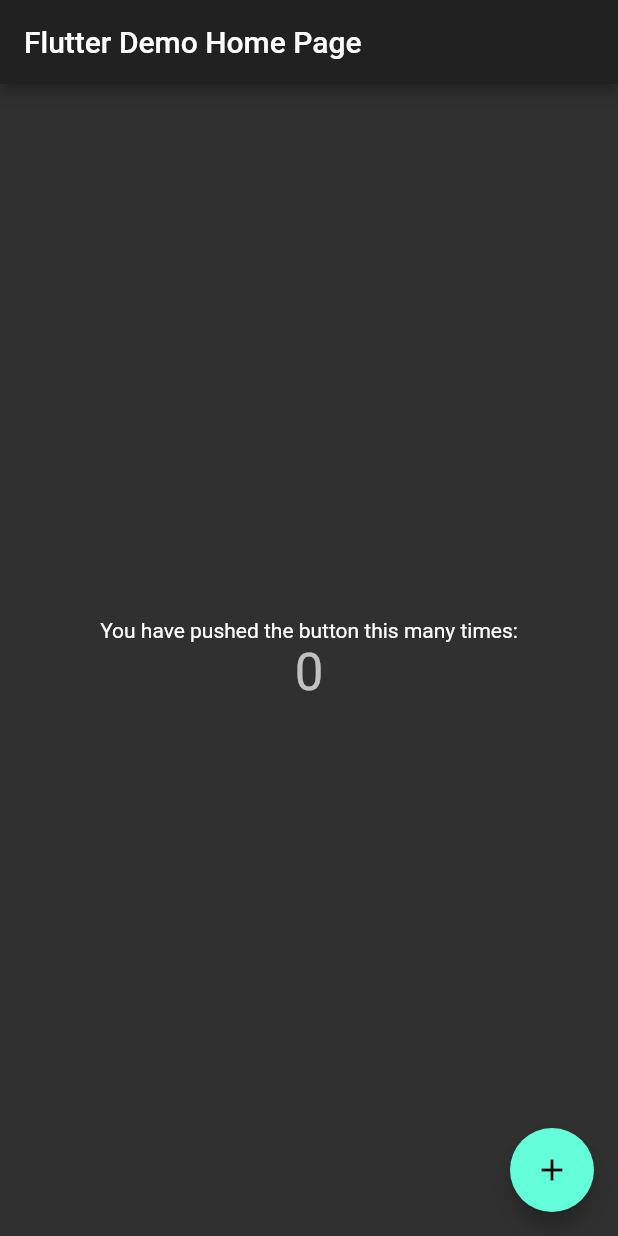
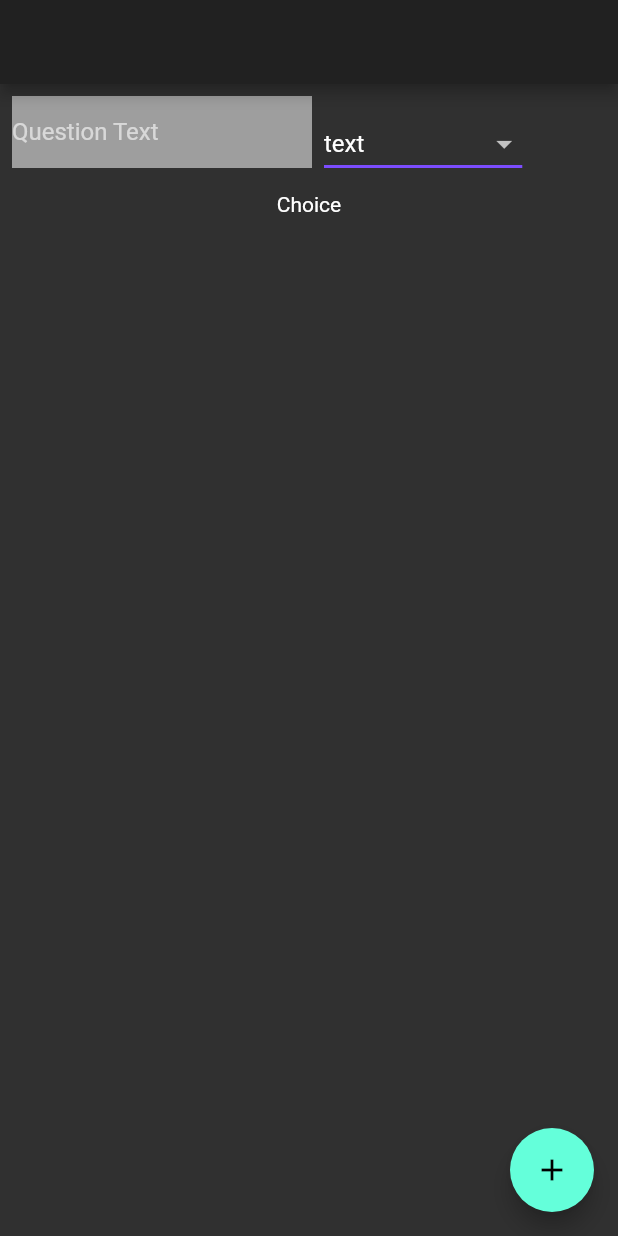
Before and after one commit to aaronp/forms, a Flutter app: the screen it shows after launch, on a phone screen of 412 x 824 dp. Run offline on Flutter 3.47's test engine with Material 2 defaults, Android fonts, the phone set to English and light mode, and no system bars.

Commit message:
making forms

```diff
--- /dev/null
+++ b/lib/EditFormWidget.dart
@@ -0,0 +1,75 @@
+import 'package:flutter/material.dart';
+
+import 'EditQuestionWidget.dart';
+import 'model.dart';
+
+class EditFormWidget extends StatefulWidget {
+  EditFormWidget({Key key, this.title, this.questions}) : super(key: key);
+  final String title;
+  final List<Question> questions;
+
+  @override
+  _EditFormWidgetState createState() => _EditFormWidgetState();
+}
+
+class _EditFormWidgetState extends State<EditFormWidget> {
+  final _titleController = TextEditingController();
+  List<Widget> _questionWidgets;
+
+  @override
+  void initState() {
+    super.initState();
+    _titleController.text = "Title: ${widget.title}";
+    _questionWidgets = List.empty(growable: true);
+    if (widget.questions.isEmpty) {
+      _questionWidgets.add(EditQuestionWidget(question: Question.empty()));
+    } else {
+      widget.questions.forEach((q) {
+        _questionWidgets.add(EditQuestionWidget(question: q));
+      });
+    }
+  }
+
+  @override
+  void dispose() {
+    _titleController.dispose();
+    super.dispose();
+  }
+
+  void _addQuestion() {
+    setState(() {
+      _questionWidgets.add(EditQuestionWidget(question: Question.empty()));
+    });
+  }
+
+  @override
+  Widget build(BuildContext context) {
+    // assert(_questionWidgets != null, "_questionWidgets is null");
+    return Scaffold(
+      appBar: AppBar(
+          title: Container(
+        width: 400,
+        height: 800,
+        child: TextField(
+          controller: _titleController,
+          decoration:
+              InputDecoration(border: InputBorder.none, hintText: 'Form name'),
+        ),
+      )),
+      body: ListView.builder(
+
+          // padding: const EdgeInsets.all(2),
+          itemCount: _questionWidgets.length,
+          itemBuilder: (BuildContext context, int index) {
+            return Container(
+                // decoration: BoxDecoration(color: Colors.red),
+                child: _questionWidgets[index]);
+          }),
+      floatingActionButton: FloatingActionButton(
+        onPressed: _addQuestion,
+        tooltip: 'Add Question',
+        child: Icon(Icons.add),
+      ), // This trailing comma makes auto-formatting nicer for build methods.
+    );
+  }
+}
--- /dev/null
+++ b/lib/EditQuestionWidget.dart
@@ -0,0 +1,97 @@
+import 'package:flutter/material.dart';
+
+import 'model.dart';
+
+class EditQuestionWidget extends StatefulWidget {
+  EditQuestionWidget({Key key, this.question}) : super(key: key);
+  final Question question;
+
+  @override
+  _EditQuestionWidgetState createState() => _EditQuestionWidgetState();
+}
+
+class _EditQuestionWidgetState extends State<EditQuestionWidget> {
+  final _textController = TextEditingController();
+  String _questionType = Kinds.Text;
+
+  @override
+  void initState() {
+    super.initState();
+  }
+
+  @override
+  void dispose() {
+    _textController.dispose();
+    super.dispose();
+  }
+
+  @override
+  Widget build(BuildContext context) {
+    return Padding(
+      padding: const EdgeInsets.all(8.0),
+      child: Column(
+        mainAxisSize: MainAxisSize.min,
+        mainAxisAlignment: MainAxisAlignment.start,
+        children: <Widget>[
+          Row(
+            mainAxisSize: MainAxisSize.max,
+            crossAxisAlignment: CrossAxisAlignment.start,
+            children: [questionTextWidget(), questionTypeWidget()],
+          ),
+          answerTypeWidget()
+        ],
+      ),
+    );
+  }
+
+  Text answerTypeWidget() {
+    if (_questionType == Kinds.Text) {
+      return Text("Choice");
+    } else if (_questionType == Kinds.Paragraph) {
+      return Text("Choice");
+    } else if (_questionType == Kinds.Slider) {
+      return Text("Choice");
+    } else {
+      return Text("Choice");
+    }
+  }
+
+  Container questionTextWidget() {
+    return Container(
+        decoration: BoxDecoration(color: Colors.grey),
+        constraints: BoxConstraints(
+          maxWidth: 200,
+          maxHeight: 300,
+        ),
+        child: TextField(
+          controller: _textController,
+          maxLines: null,
+          keyboardType: TextInputType.multiline,
+          decoration: InputDecoration(
+              border: InputBorder.none, hintText: 'Question Text'),
+        ));
+  }
+
+  Padding questionTypeWidget() {
+    return Padding(
+      padding: const EdgeInsets.all(8.0),
+      child: DropdownButton<String>(
+          value: _questionType,
+          underline: Container(
+            height: 2,
+            color: Colors.deepPurpleAccent,
+          ),
+          onChanged: (String newValue) {
+            setState(() {
+              _questionType = newValue;
+            });
+          },
+          items: Kinds.list().map<DropdownMenuItem<String>>((String value) {
+            return DropdownMenuItem<String>(
+              value: value,
+              child: Text(value),
+            );
+          }).toList()),
+    );
+  }
+}
--- a/lib/main.dart
+++ b/lib/main.dart
@@ -1,10 +1,12 @@
 import 'package:flutter/material.dart';
 
+import 'EditFormWidget.dart';
+
 void main() {
-  runApp(MyApp());
+  runApp(FormApp());
 }
 
-class MyApp extends StatelessWidget {
+class FormApp extends StatelessWidget {
   // This widget is the root of your application.
   @override
   Widget build(BuildContext context) {
@@ -13,53 +15,7 @@ class MyApp extends StatelessWidget {
       theme: ThemeData(brightness: Brightness.light),
       darkTheme: ThemeData(brightness: Brightness.dark),
       themeMode: ThemeMode.dark,
-      home: FormsPage(title: 'Flutter Demo Home Page'),
+      home: EditFormWidget(title: 'Forms', questions : []),
     );
   }
 }
-
-class FormsPage extends StatefulWidget {
-  FormsPage({Key key, this.title}) : super(key: key);
-  final String title;
-
-  @override
-  _FormsPageState createState() => _FormsPageState();
-}
-
-class _FormsPageState extends State<FormsPage> {
-  int _counter = 0;
-
-  void _incrementCounter() {
-    setState(() {
-      _counter++;
-    });
-  }
-
-  @override
-  Widget build(BuildContext context) {
-    return Scaffold(
-      appBar: AppBar(
-        title: Text(widget.title),
-      ),
-      body: Center(
-        child: Column(
-          mainAxisAlignment: MainAxisAlignment.center,
-          children: <Widget>[
-            Text(
-              'You have pushed the button this many times:',
-            ),
-            Text(
-              '$_counter',
-              style: Theme.of(context).textTheme.headline4,
-            ),
-          ],
-        ),
-      ),
-      floatingActionButton: FloatingActionButton(
-        onPressed: _incrementCounter,
-        tooltip: 'Increment',
-        child: Icon(Icons.add),
-      ), // This trailing comma makes auto-formatting nicer for build methods.
-    );
-  }
-}
--- /dev/null
+++ b/lib/model.dart
@@ -0,0 +1,127 @@
+/** Represents a possible answer
+ */
+class Choice {
+  Choice(
+      this.text,
+      this.score
+      );
+
+  String text;
+  int score;
+
+  Map<String, Object> get asJson {
+    return {
+      'text': text,
+      'score': score
+    };
+  }
+
+  static Choice fromJson(Map<String, dynamic> json) {
+    return Choice(
+        json['text'],
+        json['score']);
+  }
+}
+
+
+class Kinds {
+  static const String Text = "text";
+  static const String Paragraph = "paragraph";
+  static const String MultipleChoice = "multiple choice";
+  static const String Checkbox = "checkbox";
+  static const String Slider = "slider";
+  static List<String> list() {
+    return [Text, Paragraph, MultipleChoice, Checkbox, Slider];
+  }
+}
+class Question {
+  Question(
+      this.text,
+      this.values,
+      this.kind,
+      this.required,
+      this.weight,
+      this.labels
+      );
+
+  String text;
+  List<Choice> values = [];
+  String kind;
+  bool required;
+  double weight;
+  Map<String, String> labels = {};
+
+  Map<String, Object> get asJson {
+    return {
+      'text': text,
+      'values': values,
+      'kind': kind,
+      'required': required,
+      'weight': weight,
+      'labels': labels
+    };
+  }
+
+  static Question empty() {
+    return Question(
+        "",
+        [],
+        Kinds.Text,
+        false,
+        0,
+        {});
+  }
+  static Question fromJson(Map<String, dynamic> json) {
+    return Question(
+        json['text'],
+        json['values'],
+        json['kind'],
+        json['required'],
+        json['weight'],
+        json['labels']
+    );
+  }
+}
+
+class Form {
+  Form(
+      this.questions,
+      this.text,
+      this.values,
+      this.kind,
+      this.required,
+      this.weight,
+      this.score
+      );
+
+  List<Question> questions = [];
+  String text;
+  List<Choice> values = [];
+  String kind;
+  bool required;
+  double weight;
+  int score;
+
+  Map<String, Object> get asJson {
+    return {
+      'questions': questions,
+      'text': text,
+      'values': values,
+      'kind': kind,
+      'required': required,
+      'weight': weight,
+      'score': score
+    };
+  }
+
+  static Form fromJson(Map<String, dynamic> json) {
+    return Form(
+        json['questions'],
+        json['text'],
+        json['values'],
+        json['kind'],
+        json['required'],
+        json['weight'],
+        json['score']);
+  }
+}
```
Also changed, not shown: 6 other files.
